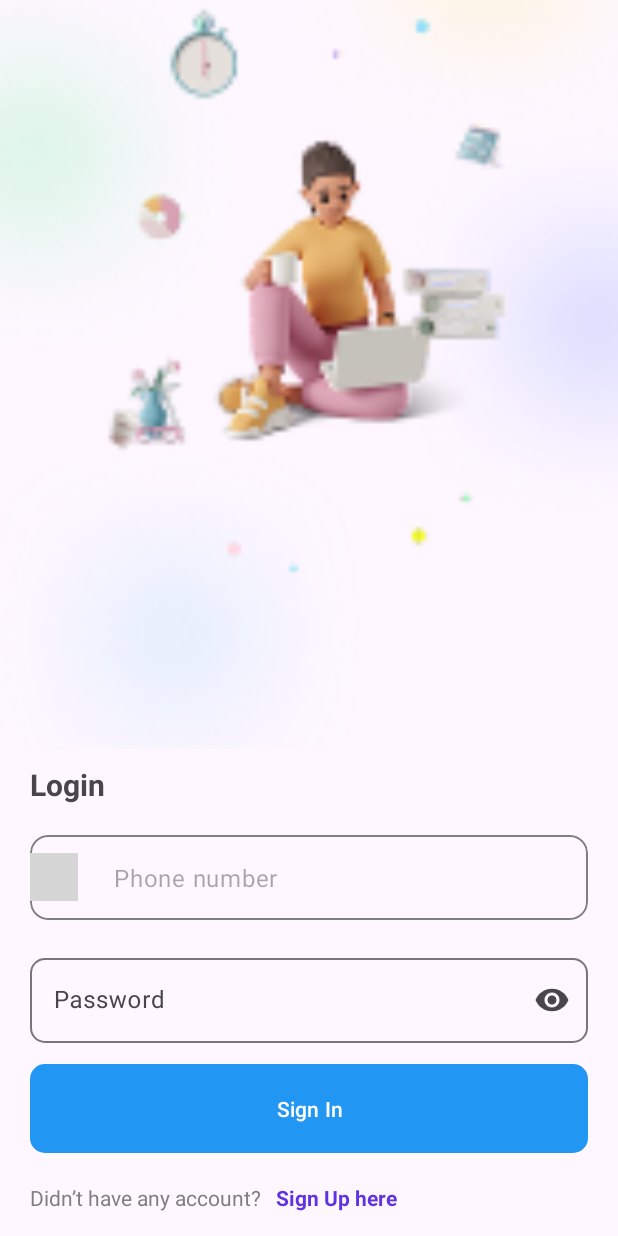
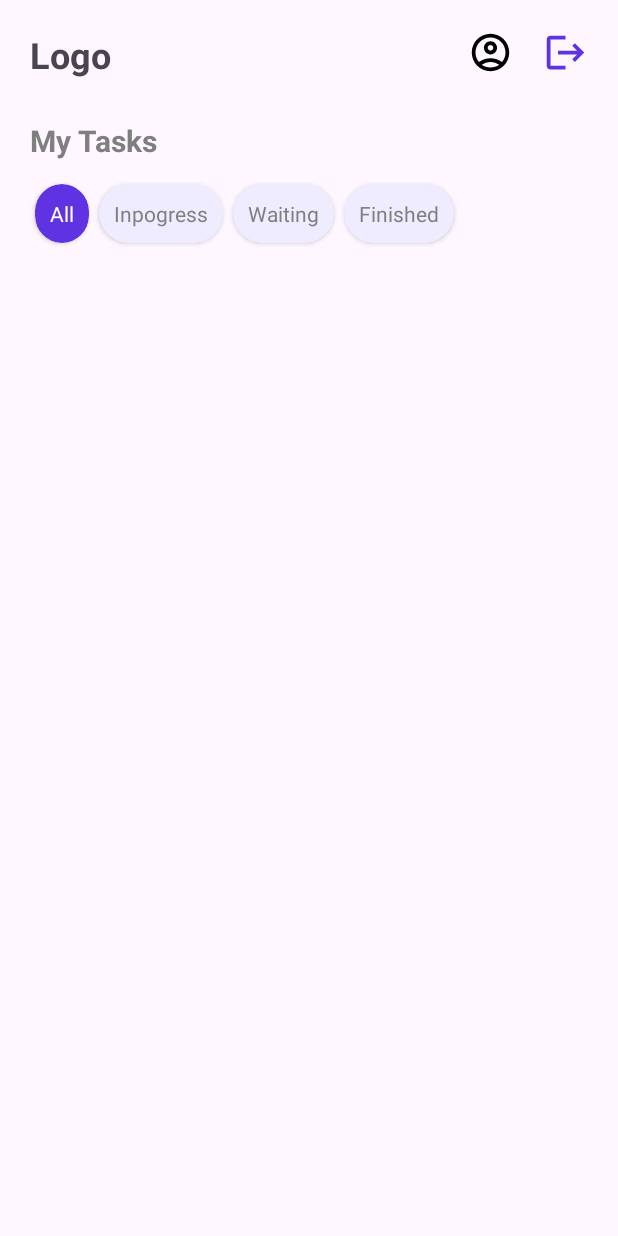
Before and after one commit to abdo2121nasser/todo-app-android, an Android app: the screen it shows after launch (LoginActivity before the commit, HomeTaskActivity after it), on a phone screen of 412 x 824 dp. Run offline under Robolectric (Android 15) with nearby library versions, the phone set to English and light mode, and no system bars; plain views replace CountryCodePicker; grey boxes are pictures that could not be loaded.

Commit message:
finish header section ui finish category recycle view ui

```diff
--- a/app/src/main/AndroidManifest.xml
+++ b/app/src/main/AndroidManifest.xml
@@ -1,7 +1,9 @@
 <?xml version="1.0" encoding="utf-8"?>
 <manifest xmlns:android="http://schemas.android.com/apk/res/android"
     xmlns:tools="http://schemas.android.com/tools">
-<uses-permission android:name="android.permission.INTERNET"/>
+
+    <uses-permission android:name="android.permission.INTERNET" />
+
     <application
         android:allowBackup="true"
         android:dataExtractionRules="@xml/data_extraction_rules"
@@ -13,11 +15,13 @@
         android:theme="@style/Theme.Todo_app"
         tools:targetApi="31">
         <activity
-            android:name=".authentication_feature.presentation_layer.RegisterActivity"
-
+            android:name=".authentication_feature.presentation_layer.LoginActivity"
             android:exported="false" />
         <activity
-            android:name=".authentication_feature.presentation_layer.LoginActivity"
+            android:name=".authentication_feature.presentation_layer.RegisterActivity"
+            android:exported="false" />
+        <activity
+            android:name=".task_feature.presentation.HomeTaskActivity"
             android:exported="true">
             <intent-filter>
                 <action android:name="android.intent.action.MAIN" />
--- /dev/null
+++ b/app/src/main/java/com/example/todo_app/task_feature/presentation/CategoryAdapter.kt
@@ -0,0 +1,51 @@
+package com.example.todo_app.task_feature.presentation
+
+import android.view.ViewGroup
+import androidx.cardview.widget.CardView
+import androidx.core.content.ContextCompat
+import androidx.recyclerview.widget.RecyclerView
+import com.example.todo_app.R
+import com.example.todo_app.databinding.CategoryItemBinding
+
+class CategoryAdapter(
+    private val activity: HomeTaskActivity,
+    private val categories: List<String>,
+
+    ) : RecyclerView.Adapter<CategoryAdapter.Holder>() {
+    private var selectedIndex: Int = 0
+
+    class Holder(item: CategoryItemBinding) : RecyclerView.ViewHolder(item.root) {
+        val textView = item.text
+        var categoryContainer: CardView = item.categoryItem
+    }
+
+    override fun onCreateViewHolder(parent: ViewGroup, viewType: Int): Holder {
+//        LayoutInflater.from(parent.context),parent,false)
+
+        val binding: CategoryItemBinding =
+            CategoryItemBinding.inflate(activity.layoutInflater, parent, false)
+        return Holder(binding)
+    }
+
+    override fun getItemCount(): Int = categories.size
+    override fun onBindViewHolder(holder: Holder, position: Int) {
+        val isSelected = position.toInt() == selectedIndex
+
+        holder.textView.text = categories[position]
+        val bgColor = if (isSelected) R.color.vilote else R.color.light_vilote
+        val textColor = if (isSelected) R.color.white else R.color.grey
+
+        holder.categoryContainer.setCardBackgroundColor(ContextCompat.getColor(activity, bgColor))
+        holder.textView.setTextColor(ContextCompat.getColor(activity, textColor))
+
+        holder.categoryContainer.setOnClickListener {
+            if (position != selectedIndex) {
+                notifyItemChanged(selectedIndex)//prev index
+                selectedIndex = position.toInt()
+                notifyItemChanged(selectedIndex)//new position
+            }
+        }
+
+
+    }
+}
--- /dev/null
+++ b/app/src/main/java/com/example/todo_app/task_feature/presentation/HomeTaskActivity.kt
@@ -0,0 +1,23 @@
+package com.example.todo_app.task_feature.presentation
+
+import android.os.Bundle
+import androidx.appcompat.app.AppCompatActivity
+import com.example.todo_app.databinding.ActivityHomeTaskBinding
+import com.example.todo_app.utils.Constants
+
+typealias ui = Constants.UiStrings
+
+class HomeTaskActivity : AppCompatActivity() {
+    private lateinit var homeBinding: ActivityHomeTaskBinding
+    private   val categories:List<String> = listOf(ui.ALL,ui.IN_PROGRESS,ui.WAITING,ui.FINISH)
+    override fun onCreate(savedInstanceState: Bundle?) {
+        super.onCreate(savedInstanceState)
+        homeBinding = ActivityHomeTaskBinding.inflate(layoutInflater)
+        setContentView(homeBinding.root)
+
+        homeBinding.categoryRecycleView.adapter = CategoryAdapter(this,categories)
+    }
+
+
+
+}
--- a/app/src/main/java/com/example/todo_app/utils/Constants.kt
+++ b/app/src/main/java/com/example/todo_app/utils/Constants.kt
@@ -17,4 +17,13 @@ object Constants {
             // Add other endpoints here
         }
     }
+    object UiStrings {
+        const val ALL = "All"
+        const val IN_PROGRESS = "Inpogress"
+        const val WAITING = "Waiting"
+        const val FINISH = "Finished"
+
+
+    }
+
 }
--- /dev/null
+++ b/app/src/main/res/drawable/account_icon.xml
@@ -0,0 +1,6 @@
+<vector android:height="24dp" android:tint="#000000"
+    android:viewportHeight="24" android:viewportWidth="24"
+    android:width="24dp" xmlns:android="http://schemas.android.com/apk/res/android">
+    <path android:fillColor="@android:color/white" android:pathData="M12,2C6.48,2 2,6.48 2,12s4.48,10 10,10s10,-4.48 10,-10S17.52,2 12,2zM7.35,18.5C8.66,17.56 10.26,17 12,17s3.34,0.56 4.65,1.5C15.34,19.44 13.74,20 12,20S8.66,19.44 7.35,18.5zM18.14,17.12L18.14,17.12C16.45,15.8 14.32,15 12,15s-4.45,0.8 -6.14,2.12l0,0C4.7,15.73 4,13.95 4,12c0,-4.42 3.58,-8 8,-8s8,3.58 8,8C20,13.95 19.3,15.73 18.14,17.12z"/>
+    <path android:fillColor="@android:color/white" android:pathData="M12,6c-1.93,0 -3.5,1.57 -3.5,3.5S10.07,13 12,13s3.5,-1.57 3.5,-3.5S13.93,6 12,6zM12,11c-0.83,0 -1.5,-0.67 -1.5,-1.5S11.17,8 12,8s1.5,0.67 1.5,1.5S12.83,11 12,11z"/>
+</vector>
--- /dev/null
+++ b/app/src/main/res/drawable/sign_out_icon.xml
@@ -0,0 +1,5 @@
+<vector android:autoMirrored="true" android:height="50dp"
+    android:tint="#5F33E1" android:viewportHeight="24"
+    android:viewportWidth="24" android:width="50dp" xmlns:android="http://schemas.android.com/apk/res/android">
+    <path android:fillColor="@android:color/white" android:pathData="M17,7l-1.41,1.41L18.17,11H8v2h10.17l-2.58,2.58L17,17l5,-5zM4,5h8V3H4c-1.1,0 -2,0.9 -2,2v14c0,1.1 0.9,2 2,2h8v-2H4V5z"/>
+</vector>
--- /dev/null
+++ b/app/src/main/res/layout/activity_home_task.xml
@@ -0,0 +1,72 @@
+<?xml version="1.0" encoding="utf-8"?>
+<androidx.constraintlayout.widget.ConstraintLayout xmlns:android="http://schemas.android.com/apk/res/android"
+    xmlns:app="http://schemas.android.com/apk/res-auto"
+    xmlns:tools="http://schemas.android.com/tools"
+    android:layout_width="match_parent"
+    android:layout_height="match_parent"
+    android:paddingHorizontal="20dp"
+    tools:context=".task_feature.presentation.HomeTaskActivity">
+
+    <TextView
+        android:layout_width="wrap_content"
+        android:layout_height="wrap_content"
+        android:layout_marginVertical="20sp"
+        android:text="Logo"
+        android:textSize="24sp"
+        android:textStyle="bold"
+        app:layout_constraintStart_toStartOf="parent"
+        app:layout_constraintTop_toTopOf="parent" />
+
+    <ImageView
+        android:id="@+id/profile_icon"
+        android:layout_width="30sp"
+        android:layout_height="30sp"
+        android:layout_marginHorizontal="20sp"
+        android:layout_marginVertical="20sp"
+        android:src="@drawable/account_icon"
+        app:layout_constraintEnd_toStartOf="@id/sign_out_icon"
+        app:layout_constraintTop_toTopOf="parent" />
+
+    <ImageView
+        android:id="@+id/sign_out_icon"
+        android:layout_width="30sp"
+        android:layout_height="30sp"
+        android:layout_marginVertical="20sp"
+        android:src="@drawable/sign_out_icon"
+        app:layout_constraintEnd_toEndOf="parent"
+        app:layout_constraintTop_toTopOf="parent" />
+
+    <Space
+        android:id="@+id/header_title_spacer"
+        android:layout_width="match_parent"
+        android:layout_height="10sp"
+        app:layout_constraintStart_toStartOf="parent"
+        app:layout_constraintTop_toBottomOf="@id/profile_icon" />
+    <!--////////////////////// header section /////////////////////////////-->
+
+    <TextView
+        android:id="@+id/my_task_title"
+        android:layout_width="wrap_content"
+        android:layout_height="wrap_content"
+        android:layout_marginVertical="20sp"
+        android:text="My Tasks"
+        android:textColor="@color/grey"
+        android:textSize="20sp"
+        android:textStyle="bold"
+        app:layout_constraintStart_toStartOf="parent"
+        app:layout_constraintTop_toBottomOf="@id/header_title_spacer" />
+
+
+    <androidx.recyclerview.widget.RecyclerView
+        android:id="@+id/category_recycle_view"
+        android:layout_width="wrap_content"
+        android:layout_height="wrap_content"
+        android:orientation="horizontal"
+        app:layoutManager="androidx.recyclerview.widget.LinearLayoutManager"
+        app:layout_constraintStart_toStartOf="parent"
+        app:layout_constraintTop_toBottomOf="@id/my_task_title"
+        android:layout_marginVertical="10sp"
+        tools:listitem="@layout/category_item" />
+
+
+</androidx.constraintlayout.widget.ConstraintLayout>
--- /dev/null
+++ b/app/src/main/res/layout/category_item.xml
@@ -0,0 +1,26 @@
+<?xml version="1.0" encoding="utf-8"?>
+<androidx.cardview.widget.CardView xmlns:android="http://schemas.android.com/apk/res/android"
+    xmlns:app="http://schemas.android.com/apk/res-auto"
+    xmlns:tools="http://schemas.android.com/tools"
+    android:id="@+id/category_item"
+    android:layout_width="wrap_content"
+    android:layout_height="wrap_content"
+    android:layout_marginHorizontal="3sp"
+    android:layout_marginVertical="5sp"
+    app:cardBackgroundColor="@color/vilote"
+    app:cardCornerRadius="20sp"
+  android:clickable="true"
+    >
+
+    <TextView
+        android:id="@+id/text"
+        android:layout_width="wrap_content"
+        android:layout_height="wrap_content"
+        android:layout_marginHorizontal="10sp"
+        android:layout_marginVertical="10sp"
+        tools:text="INProgres"
+        tools:textColor="@color/white"
+
+        />
+
+</androidx.cardview.widget.CardView>
--- a/app/src/main/res/values/colors.xml
+++ b/app/src/main/res/values/colors.xml
@@ -1,9 +1,10 @@
 <?xml version="1.0" encoding="utf-8"?>
 <resources>
     <color name="black">#FF000000</color>
-    <color name="white">#FFFFFFFF</color>
+    <color name="white">#FFFFFF</color>
     <color name="blue">#2196F3</color>
     <color name="grey">#7F7F7F</color>
     <color name="vilote">#5F33E1</color>
+    <color name="light_vilote">#F0ECFF</color>
     <color name="red">#F60404</color>
 </resources>
```
